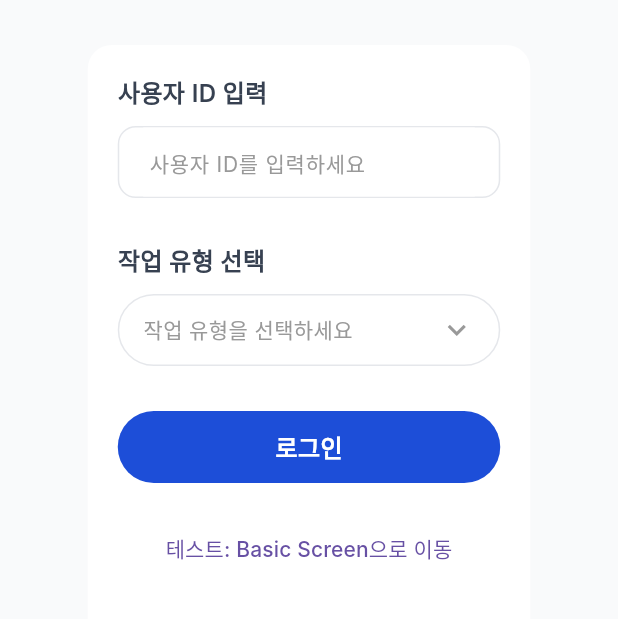
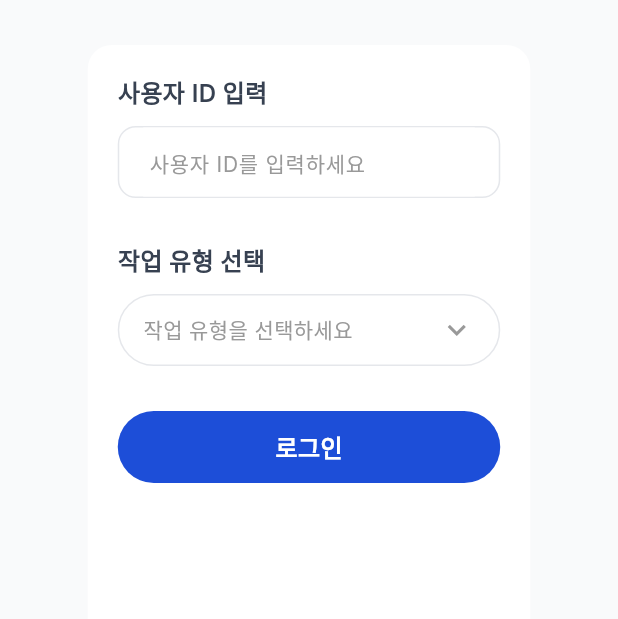
Before and after one commit to KSEB-Rescue-Pang/flutter-pda-app, a Flutter app: the screen it shows after launch, on a phone screen of 412 x 824 dp, the part 189-808 px from its top. Run offline on Flutter 3.47's test engine with Material 3 defaults, Android fonts, the phone set to English and light mode, and no system bars; our stand-ins replace auto_route; Roboto replaces fonts that are missing (Inter).

Commit message:
fix: 로그인 페이지에서 테스트용 네비게이션 버튼 제거

```diff
--- a/lib/presentation/pages/login_page.dart
+++ b/lib/presentation/pages/login_page.dart
@@ -132,17 +132,6 @@ class _LoginPageState extends State<LoginPage> {
                             onPressed: _handleLogin,
                             isLoading: _isLoading,
                           ),
-
-                          // 테스트용 네비게이션 버튼 (개발 중에만 사용)
-                          const SizedBox(height: 20),
-                          Center(
-                            child: TextButton(
-                              onPressed: () {
-                                context.router.push(const BasicRoute());
-                              },
-                              child: const Text('테스트: Basic Screen으로 이동'),
-                            ),
-                          ),
                         ],
                       ),
                     ),
```
